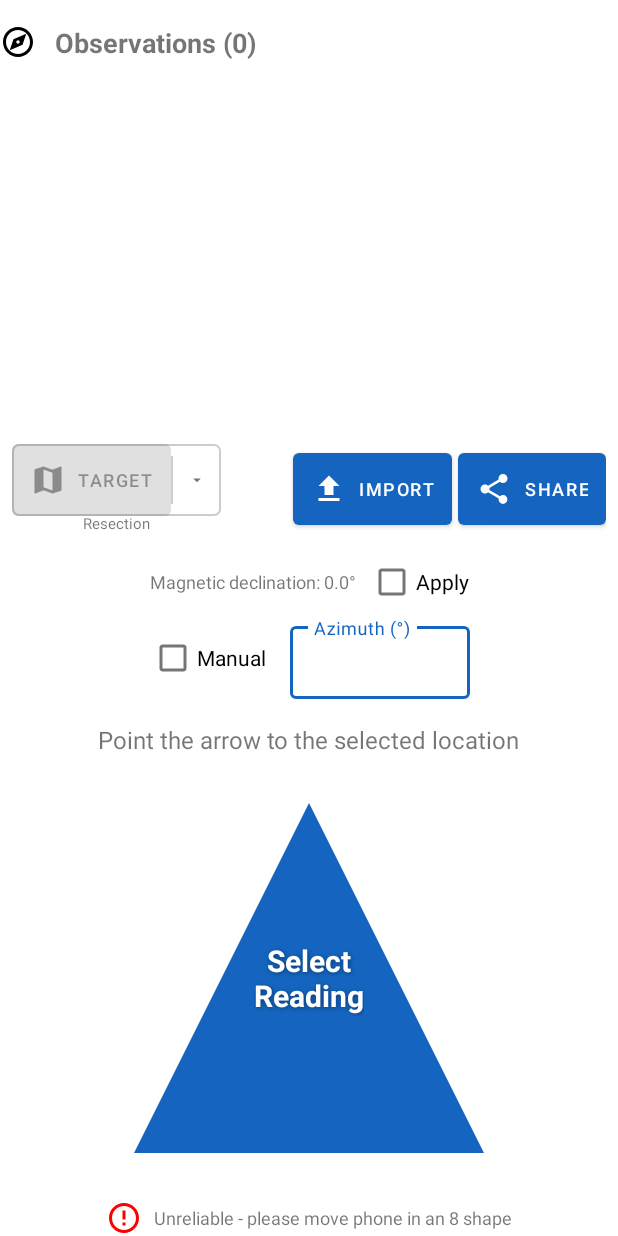
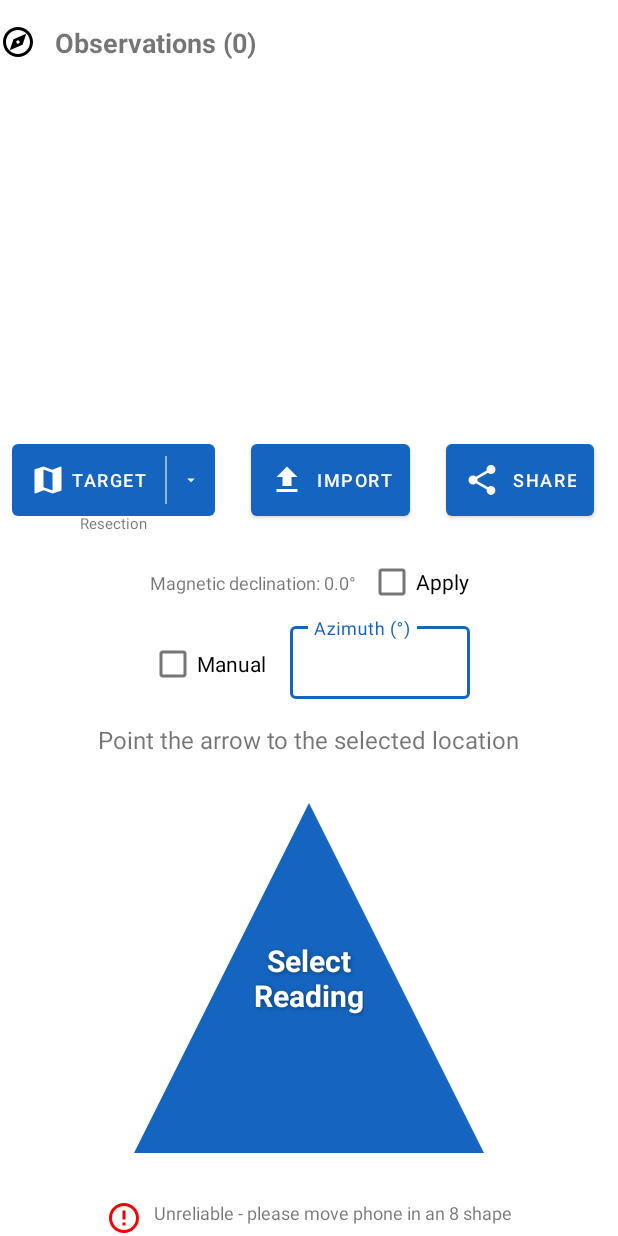
Before and after one commit to alexbodn/osmand_triangulation, an Android app: the layout fragment_home.xml on its own in the app's theme, with its tools: preview values and no code run, on a phone screen of 412 x 824 dp. Run offline under Robolectric (Android 15) with nearby library versions, the phone set to English and light mode, and no system bars.

Commit message:
refactor: apply final UI adjustments for map bounds, dark mode, and theming
Co-authored-by: alexbodn <4792193+alexbodn@users.noreply.github.com>

```diff
--- a/app/app/src/main/res/drawable/bg_spinner_tight.xml
+++ b/app/app/src/main/res/drawable/bg_spinner_tight.xml
@@ -15,7 +15,7 @@
             android:viewportWidth="24.0"
             android:viewportHeight="24.0">
             <path
-                android:fillColor="#757575"
+                android:fillColor="@android:color/white"
                 android:pathData="M7,10l5,5 5,-5z" />
         </vector>
     </item>
--- a/app/app/src/main/res/drawable/bg_split_button.xml
+++ b/app/app/src/main/res/drawable/bg_split_button.xml
@@ -1,7 +1,7 @@
 <?xml version="1.0" encoding="utf-8"?>
 <shape xmlns:android="http://schemas.android.com/apk/res/android"
     android:shape="rectangle">
-    <solid android:color="@android:color/transparent" />
+    <solid android:color="?attr/colorPrimary" />
     <corners android:radius="4dp" />
-    <stroke android:width="1dp" android:color="#CCCCCC" />
+
 </shape>
--- a/app/app/src/main/res/layout/fragment_home.xml
+++ b/app/app/src/main/res/layout/fragment_home.xml
@@ -12,7 +12,7 @@
         android:layout_height="wrap_content"
         android:layout_marginTop="16dp"
         android:orientation="horizontal"
-        android:gravity="center_vertical"
+        android:gravity="top"
         app:layout_constraintEnd_toEndOf="parent"
         app:layout_constraintStart_toStartOf="parent"
         app:layout_constraintTop_toTopOf="parent">
@@ -54,7 +54,7 @@
         android:layout_width="match_parent"
         android:layout_height="wrap_content"
         android:orientation="horizontal"
-        android:gravity="center_vertical"
+        android:gravity="top"
         android:paddingEnd="8dp"
         android:paddingBottom="8dp"
         app:layout_constraintBottom_toTopOf="@id/llMagnetic"
@@ -65,14 +65,14 @@
             android:layout_width="wrap_content"
             android:layout_height="wrap_content"
             android:orientation="vertical"
-            android:gravity="center"
+            android:gravity="center_horizontal|top"
             android:layout_marginStart="8dp">
 
             <LinearLayout
                 android:layout_width="wrap_content"
                 android:layout_height="wrap_content"
                 android:orientation="horizontal"
-                android:gravity="center_vertical"
+                android:gravity="top"
                 android:background="@drawable/bg_split_button">
 
                 <com.google.android.material.button.MaterialButton
@@ -88,6 +88,9 @@
                     android:textSize="12sp"
                     android:insetTop="0dp"
                     android:insetBottom="0dp"
+                    style="@style/Widget.MaterialComponents.Button.TextButton"
+                    android:textColor="@android:color/white"
+                    app:iconTint="@android:color/white"
                     android:enabled="false" />
 
                 <View
@@ -95,7 +98,7 @@
                     android:layout_height="match_parent"
                     android:layout_marginTop="8dp"
                     android:layout_marginBottom="8dp"
-                    android:background="#CCCCCC"/>
+                    android:background="#88FFFFFF"/>
 
                 <Spinner
                     android:id="@+id/spnIntersectionMode"
@@ -128,12 +131,16 @@
             android:minHeight="48dp"
             android:paddingStart="12dp"
             android:paddingEnd="12dp"
-            android:layout_marginEnd="4dp"
             app:icon="@drawable/ic_upload"
             android:textSize="12sp"
             android:insetTop="0dp"
             android:insetBottom="0dp"
             android:text="Import" />
+
+        <View
+            android:layout_width="0dp"
+            android:layout_height="0dp"
+            android:layout_weight="1"/>
 
         <com.google.android.material.button.MaterialButton
             android:id="@+id/btnShare"
@@ -143,6 +150,7 @@
             android:minHeight="48dp"
             android:paddingStart="12dp"
             android:paddingEnd="12dp"
+            android:layout_marginEnd="8dp"
             app:icon="@drawable/ic_share"
             android:textSize="12sp"
             android:insetTop="0dp"
@@ -156,7 +164,7 @@
         android:layout_height="wrap_content"
         android:layout_marginTop="16dp"
         android:orientation="horizontal"
-        android:gravity="center_vertical"
+        android:gravity="top"
         app:layout_constraintEnd_toEndOf="parent"
         app:layout_constraintStart_toStartOf="parent"
         app:layout_constraintBottom_toTopOf="@id/llAzimuth">
@@ -185,7 +193,7 @@
         android:layout_marginTop="8dp"
         android:layout_marginBottom="16dp"
         android:orientation="horizontal"
-        android:gravity="center_vertical"
+        android:gravity="top"
         app:layout_constraintEnd_toEndOf="parent"
         app:layout_constraintStart_toStartOf="parent"
         app:layout_constraintBottom_toTopOf="@id/llArrowContainer">
@@ -268,7 +276,7 @@
             android:layout_width="wrap_content"
             android:layout_height="wrap_content"
             android:orientation="horizontal"
-            android:gravity="center_vertical"
+            android:gravity="top"
             android:layout_marginTop="8dp">
 
             <ImageView
```
